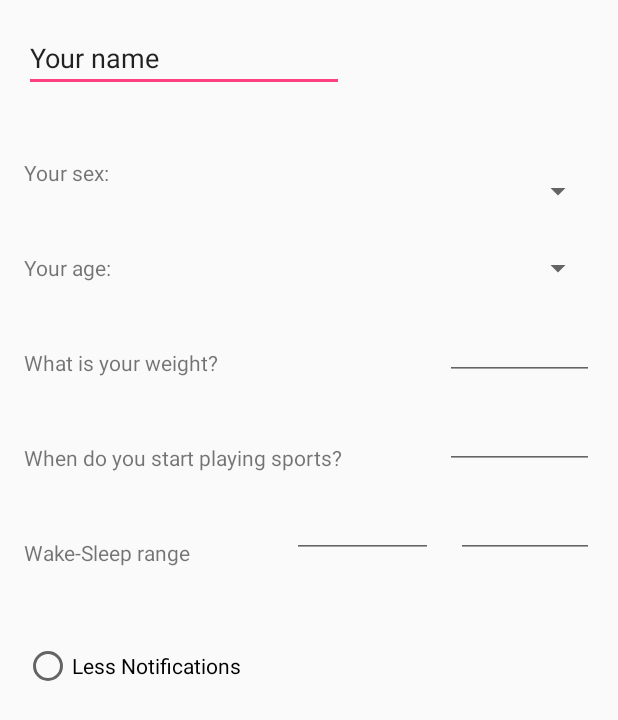
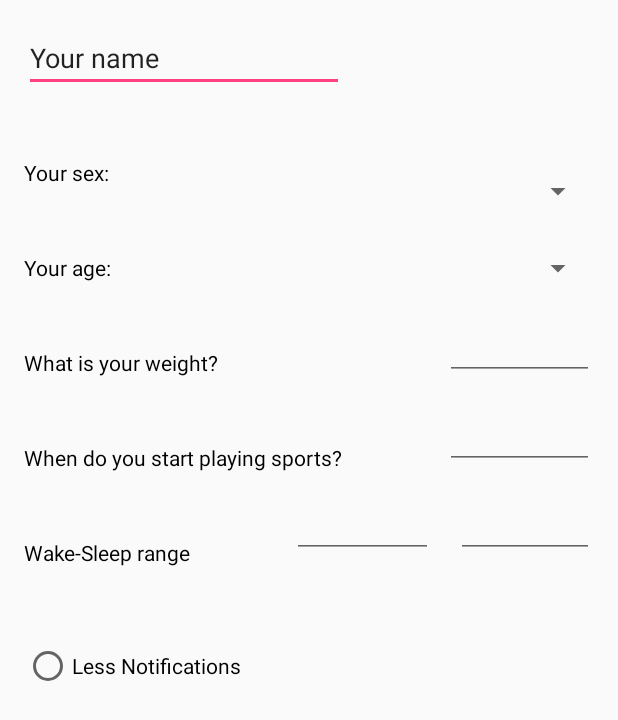
Before and after one commit to francescoFabris/H2Ofunzionante, an Android app: the layout activity_input.xml on its own in the app's theme, with its tools: preview values and no code run, on a phone screen of 412 x 824 dp. Shown: the top 720 px of the screen. Run offline under Robolectric (Android 15) with nearby library versions, the phone set to English and light mode, and no system bars.

Commit message:
Modificati colori dell'activity secondaria e cancellati commenti inopportuni

```diff
--- a/app/src/main/java/it/unipd/dei/esp1617/h2o/InputActivity.java
+++ b/app/src/main/java/it/unipd/dei/esp1617/h2o/InputActivity.java
@@ -15,7 +15,6 @@ public class InputActivity extends AppCompatActivity
     private EditText spaceName, spaceWeight, spaceSport, spaceSleep, spaceWake;
     private Spinner spinnerSex,spinnerAge;
     private RadioButton lessButton;
-    //cazzinegri
 
     @Override
     protected void onCreate(Bundle savedInstanceState)
--- a/app/src/main/res/layout/activity_input.xml
+++ b/app/src/main/res/layout/activity_input.xml
@@ -42,31 +42,33 @@
         android:id="@+id/sex_field"
         android:layout_width="wrap_content"
         android:layout_height="wrap_content"
+        android:layout_marginEnd="8dp"
+        android:layout_marginLeft="16dp"
+        android:layout_marginRight="8dp"
+        android:layout_marginStart="16dp"
+        android:layout_marginTop="44dp"
         android:text="@string/sex_insert"
-        android:layout_marginLeft="16dp"
+        android:textColor="@android:color/black"
+        app:layout_constraintHorizontal_bias="0.0"
         app:layout_constraintLeft_toLeftOf="parent"
-        android:layout_marginTop="44dp"
-        app:layout_constraintTop_toBottomOf="@+id/name_space"
         app:layout_constraintRight_toLeftOf="@+id/sex_spinner"
-        android:layout_marginRight="8dp"
-        app:layout_constraintHorizontal_bias="0.0"
-        android:layout_marginStart="16dp"
-        android:layout_marginEnd="8dp"/>
+        app:layout_constraintTop_toBottomOf="@+id/name_space"/>
 
     <TextView
         android:id="@+id/age_field"
         android:layout_width="wrap_content"
         android:layout_height="wrap_content"
+        android:layout_marginEnd="8dp"
+        android:layout_marginLeft="16dp"
+        android:layout_marginRight="8dp"
+        android:layout_marginStart="16dp"
+        android:layout_marginTop="44dp"
         android:text="@string/age_insert"
-        android:layout_marginLeft="16dp"
+        android:textColor="@android:color/black"
+        app:layout_constraintHorizontal_bias="0.0"
         app:layout_constraintLeft_toLeftOf="parent"
-        android:layout_marginTop="44dp"
-        app:layout_constraintTop_toBottomOf="@+id/sex_field"
         app:layout_constraintRight_toLeftOf="@+id/age_spinner"
-        android:layout_marginRight="8dp"
-        app:layout_constraintHorizontal_bias="0.0"
-        android:layout_marginStart="16dp"
-        android:layout_marginEnd="8dp"/>
+        app:layout_constraintTop_toBottomOf="@+id/sex_field"/>
 
     <Spinner
         android:id="@+id/age_spinner"
@@ -82,16 +84,17 @@
         android:id="@+id/weight_field"
         android:layout_width="wrap_content"
         android:layout_height="wrap_content"
+        android:layout_marginEnd="8dp"
+        android:layout_marginLeft="16dp"
+        android:layout_marginRight="8dp"
+        android:layout_marginStart="16dp"
+        android:layout_marginTop="44dp"
         android:text="@string/weight_insert"
-        android:layout_marginLeft="16dp"
+        android:textColor="@android:color/black"
+        app:layout_constraintHorizontal_bias="0.0"
         app:layout_constraintLeft_toLeftOf="parent"
-        android:layout_marginTop="44dp"
-        app:layout_constraintTop_toBottomOf="@+id/age_field"
         app:layout_constraintRight_toLeftOf="@+id/weight"
-        android:layout_marginRight="8dp"
-        app:layout_constraintHorizontal_bias="0.0"
-        android:layout_marginStart="16dp"
-        android:layout_marginEnd="8dp"/>
+        app:layout_constraintTop_toBottomOf="@+id/age_field"/>
 
     <EditText
         android:id="@+id/weight"
@@ -109,16 +112,17 @@
         android:id="@+id/sport_field"
         android:layout_width="wrap_content"
         android:layout_height="wrap_content"
+        android:layout_marginEnd="8dp"
+        android:layout_marginLeft="16dp"
+        android:layout_marginRight="8dp"
+        android:layout_marginStart="16dp"
+        android:layout_marginTop="44dp"
         android:text="@string/sport_insert"
-        android:layout_marginLeft="16dp"
+        android:textColor="@android:color/black"
+        app:layout_constraintHorizontal_bias="0.0"
         app:layout_constraintLeft_toLeftOf="parent"
-        android:layout_marginTop="44dp"
-        app:layout_constraintTop_toBottomOf="@+id/weight_field"
         app:layout_constraintRight_toLeftOf="@+id/sport_time"
-        android:layout_marginRight="8dp"
-        app:layout_constraintHorizontal_bias="0.0"
-        android:layout_marginStart="16dp"
-        android:layout_marginEnd="8dp"/>
+        app:layout_constraintTop_toBottomOf="@+id/weight_field"/>
 
     <EditText
         android:id="@+id/sport_time"
@@ -136,16 +140,17 @@
         android:id="@+id/wake_field"
         android:layout_width="wrap_content"
         android:layout_height="wrap_content"
+        android:layout_marginEnd="8dp"
+        android:layout_marginLeft="16dp"
+        android:layout_marginRight="8dp"
+        android:layout_marginStart="16dp"
+        android:layout_marginTop="44dp"
         android:text="@string/time_insert"
-        android:layout_marginLeft="16dp"
+        android:textColor="@android:color/black"
+        app:layout_constraintHorizontal_bias="0.0"
         app:layout_constraintLeft_toLeftOf="parent"
-        android:layout_marginTop="44dp"
-        app:layout_constraintTop_toBottomOf="@+id/sport_field"
         app:layout_constraintRight_toLeftOf="@+id/sleep_time"
-        android:layout_marginRight="8dp"
-        app:layout_constraintHorizontal_bias="0.0"
-        android:layout_marginStart="16dp"
-        android:layout_marginEnd="8dp"/>
+        app:layout_constraintTop_toBottomOf="@+id/sport_field"/>
 
     <EditText
         android:id="@+id/wake_time"
@@ -175,18 +180,22 @@
         android:id="@+id/less_notify"
         android:layout_width="wrap_content"
         android:layout_height="wrap_content"
+        android:layout_marginBottom="8dp"
+        android:layout_marginEnd="8dp"
+        android:layout_marginLeft="16dp"
+        android:layout_marginRight="8dp"
+        android:layout_marginStart="16dp"
+        android:layout_marginTop="50dp"
         android:text="Less Notifications"
-        android:layout_marginLeft="16dp"
+        android:textColor="@android:color/black"
+        android:textColorHighlight="@android:color/black"
+        android:textColorHint="@android:color/background_dark"
+        android:textColorLink="@android:color/black"
+        app:layout_constraintBottom_toBottomOf="parent"
+        app:layout_constraintHorizontal_bias="0.0"
         app:layout_constraintLeft_toLeftOf="parent"
-        android:layout_marginTop="50dp"
+        app:layout_constraintRight_toRightOf="parent"
         app:layout_constraintTop_toBottomOf="@+id/wake_field"
-        android:layout_marginRight="8dp"
-        app:layout_constraintRight_toRightOf="parent"
-        app:layout_constraintHorizontal_bias="0.0"
-        android:layout_marginStart="16dp"
-        android:layout_marginEnd="8dp"
-        app:layout_constraintBottom_toBottomOf="parent"
-        android:layout_marginBottom="8dp"
         app:layout_constraintVertical_bias="0.0"/>
 
 
```
